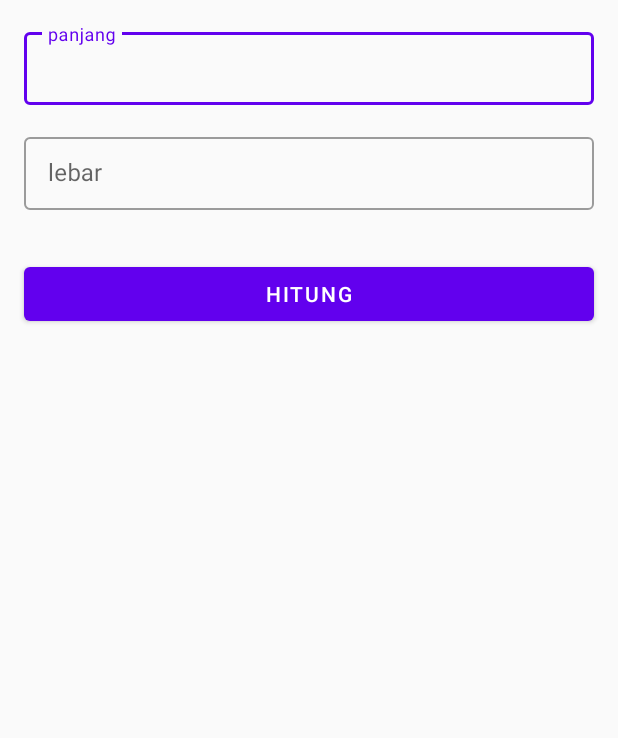
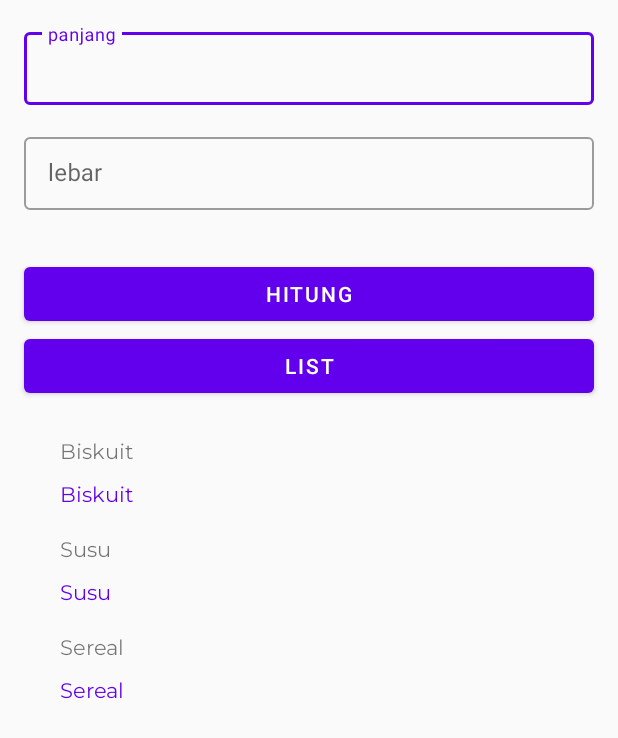
Before and after one commit to sadewa25/Meetup_AndroidKotlin, an Android app: the DashboardActivity screen opened directly, with no data from a screen before it, on a phone screen of 412 x 824 dp. Shown: the top 738 px of the screen. Run offline under Robolectric (Android 15) with nearby library versions, the phone set to English and light mode, and no system bars.

Commit message:
+ DashboardActivity.kt + Simple RecyclerView

```diff
--- a/app/src/main/AndroidManifest.xml
+++ b/app/src/main/AndroidManifest.xml
@@ -9,7 +9,9 @@
         android:roundIcon="@mipmap/ic_launcher_round"
         android:supportsRtl="true"
         android:theme="@style/AppTheme">
-        <activity android:name=".DashboardActivity"/>
+        <activity android:name=".ListAct">
+        </activity>
+        <activity android:name=".DashboardActivity" />
         <activity android:name=".MainActivity">
             <intent-filter>
                 <action android:name="android.intent.action.MAIN" />
--- a/app/src/main/java/com/flashcom/meetup3/DashboardActivity.kt
+++ b/app/src/main/java/com/flashcom/meetup3/DashboardActivity.kt
@@ -1,20 +1,41 @@
 package com.flashcom.meetup3
 
-import androidx.appcompat.app.AppCompatActivity
+import android.content.Intent
 import android.os.Bundle
+import android.view.DragEvent
 import android.view.View
 import android.widget.Toast
+import androidx.appcompat.app.AppCompatActivity
+import androidx.recyclerview.widget.GridLayoutManager
+import androidx.recyclerview.widget.LinearLayoutManager
 import kotlinx.android.synthetic.main.activity_dashboard.*
 
 class DashboardActivity : AppCompatActivity() {
+    //, View.OnClickListener {
+
     override fun onCreate(savedInstanceState: Bundle?) {
         super.onCreate(savedInstanceState)
         setContentView(R.layout.activity_dashboard)
+
+        setupRvAdapter()
+        btn_list.setOnClickListener { startActivity(Intent(this, ListAct::class.java)) }
+        //btn_list.setOnClickListener(this)
+    }
+
+    private fun setupRvAdapter() {
+        val myDataItem = arrayListOf("Biskuit", "Susu", "Sereal")
+        //rv_dashboard.layoutManager = GridLayoutManager(this,2)
+        rv_dashboard.layoutManager = LinearLayoutManager(this)
+        rv_dashboard.adapter = RvAdapterDashboard(myDataItem)
     }
 
     fun calculate(view: View) {
-
-        val result = ed_db_panjang.text.toString().toDouble() * ed_db_lebar.text.toString().toDouble()
+        val result =
+            ed_db_panjang.text.toString().toDouble() * ed_db_lebar.text.toString().toDouble()
         Toast.makeText(this, "$result", Toast.LENGTH_SHORT).show()
     }
+
+    /*override fun onClick(p0: View?) {
+        startActivity(Intent(this, ListAct::class.java))
+    }*/
 }
--- /dev/null
+++ b/app/src/main/java/com/flashcom/meetup3/RvAdapterDashboard.kt
@@ -0,0 +1,45 @@
+package com.flashcom.meetup3
+
+import android.view.LayoutInflater
+import android.view.View
+import android.view.ViewGroup
+import android.widget.TextView
+import androidx.recyclerview.widget.RecyclerView
+
+class RvAdapterDashboard(private val myDataset: ArrayList<String>) :
+    RecyclerView.Adapter<RvAdapterDashboard.MyViewHolder>() {
+
+    // Create new views (invoked by the layout manager)
+    override fun onCreateViewHolder(parent: ViewGroup, viewType: Int): MyViewHolder {
+        // create a new view
+        val view = LayoutInflater.from(parent.context)
+            .inflate(R.layout.item_dashboard, parent, false)
+        // set the view's size, margins, paddings and layout parameters
+        return MyViewHolder(view)
+    }
+
+    // Replace the contents of a view (invoked by the layout manager)
+    override fun onBindViewHolder(holder: MyViewHolder, position: Int) {
+        holder.bindData(myDataset[position])
+    }
+
+    // Return the size of your dataset (invoked by the layout manager)
+    override fun getItemCount() = myDataset.size
+
+    // Provide a reference to the views for each data item
+    // Complex data items may need more than one view per item, and
+    // you provide access to all the views for a data item in a view holder.
+    // Each data item is just a string in this case that is shown in a TextView.
+    class MyViewHolder(itemView: View) : RecyclerView.ViewHolder(itemView){
+        //Connecting the variable to layout item
+        val itemText = itemView.findViewById<TextView>(R.id.tv_item_dashboard)
+        val itemContent = itemView.findViewById<TextView>(R.id.tv_item_content)
+        fun bindData(data: String){
+            // - get element from your dataset at this position
+            // - replace the contents of the view with that element
+            itemText.text = data
+            itemContent.text = data
+        }
+    }
+
+}
--- a/app/src/main/res/layout/activity_dashboard.xml
+++ b/app/src/main/res/layout/activity_dashboard.xml
@@ -16,13 +16,12 @@
         app:layout_constraintStart_toStartOf="parent"
         app:layout_constraintTop_toTopOf="parent">
 
-
-    <com.google.android.material.textfield.TextInputEditText
-        android:id="@+id/ed_db_panjang"
-        android:inputType="numberDecimal"
-        android:layout_width="match_parent"
-        android:layout_height="wrap_content"
-        android:hint="@string/panjang" />
+        <com.google.android.material.textfield.TextInputEditText
+            android:id="@+id/ed_db_panjang"
+            android:layout_width="match_parent"
+            android:layout_height="wrap_content"
+            android:hint="@string/panjang"
+            android:inputType="numberDecimal" />
 
     </com.google.android.material.textfield.TextInputLayout>
 
@@ -34,26 +33,49 @@
         android:layout_marginTop="@dimen/margin_default"
         app:layout_constraintEnd_toEndOf="parent"
         app:layout_constraintStart_toStartOf="parent"
-        app:layout_constraintTop_toBottomOf="@+id/ti_db_panjang" >
+        app:layout_constraintTop_toBottomOf="@+id/ti_db_panjang">
 
         <com.google.android.material.textfield.TextInputEditText
             android:id="@+id/ed_db_lebar"
-            android:inputType="numberDecimal"
             android:layout_width="match_parent"
             android:layout_height="wrap_content"
-            android:hint="@string/lebar" />
+            android:hint="@string/lebar"
+            android:inputType="numberDecimal" />
 
     </com.google.android.material.textfield.TextInputLayout>
 
     <com.google.android.material.button.MaterialButton
+        android:id="@+id/btn_dashboard"
         android:layout_width="match_parent"
         android:layout_height="wrap_content"
+        android:layout_marginHorizontal="@dimen/margin_default"
         android:layout_marginTop="@dimen/margin_big"
-        android:layout_marginHorizontal="@dimen/margin_default"
         android:onClick="calculate"
         android:text="Hitung"
+        app:layout_constraintEnd_toEndOf="parent"
         app:layout_constraintStart_toStartOf="parent"
-        app:layout_constraintEnd_toEndOf="parent"
         app:layout_constraintTop_toBottomOf="@+id/ti_db_lebar" />
 
+    <androidx.recyclerview.widget.RecyclerView
+        android:id="@+id/rv_dashboard"
+        android:layout_width="0dp"
+        android:layout_height="0dp"
+        android:layout_marginHorizontal="@dimen/margin_default"
+        android:layout_marginTop="@dimen/margin_default"
+        app:layout_constraintBottom_toBottomOf="parent"
+        app:layout_constraintEnd_toEndOf="parent"
+        app:layout_constraintStart_toStartOf="parent"
+        app:layout_constraintTop_toBottomOf="@+id/btn_list"
+        tools:listitem="@layout/item_dashboard" />
+
+    <com.google.android.material.button.MaterialButton
+        android:id="@+id/btn_list"
+        android:layout_width="match_parent"
+        android:layout_height="wrap_content"
+        android:layout_marginHorizontal="@dimen/margin_default"
+        android:text="@string/List"
+        app:layout_constraintEnd_toEndOf="parent"
+        app:layout_constraintStart_toStartOf="parent"
+        app:layout_constraintTop_toBottomOf="@+id/btn_dashboard" />
+
 </androidx.constraintlayout.widget.ConstraintLayout>
--- /dev/null
+++ b/app/src/main/res/layout/item_dashboard.xml
@@ -0,0 +1,34 @@
+<?xml version="1.0" encoding="utf-8"?>
+<androidx.constraintlayout.widget.ConstraintLayout xmlns:android="http://schemas.android.com/apk/res/android"
+    xmlns:app="http://schemas.android.com/apk/res-auto"
+    xmlns:tools="http://schemas.android.com/tools"
+    android:layout_width="match_parent"
+    android:layout_height="wrap_content"
+    android:layout_margin="@dimen/margin_small">
+
+    <TextView
+        android:id="@+id/tv_item_dashboard"
+        style="@style/TextViewGeneral"
+        android:layout_width="0dp"
+        android:layout_height="wrap_content"
+        app:layout_constraintEnd_toEndOf="parent"
+        app:layout_constraintStart_toStartOf="parent"
+        app:layout_constraintTop_toTopOf="parent"
+        tools:text="Login" />
+
+    <TextView
+        android:id="@+id/tv_item_content"
+        style="@style/TextViewGeneral"
+        android:layout_width="0dp"
+        android:layout_height="wrap_content"
+        android:textColor="@color/colorPrimary"
+        android:layout_marginTop="@dimen/margin_small"
+        app:layout_constraintBottom_toBottomOf="parent"
+        app:layout_constraintEnd_toEndOf="parent"
+        app:layout_constraintStart_toStartOf="parent"
+        app:layout_constraintTop_toBottomOf="@+id/tv_item_dashboard"
+        tools:text="Login" />
+
+
+
+</androidx.constraintlayout.widget.ConstraintLayout>
--- a/app/src/main/res/values/strings.xml
+++ b/app/src/main/res/values/strings.xml
@@ -5,4 +5,5 @@
     <string name="login">login</string>
     <string name="lebar">lebar</string>
     <string name="panjang">panjang</string>
+    <string name="List">list</string>
 </resources>
```
Also changed, not shown: app/src/main/java/com/flashcom/meetup3/ListAct.kt (added, +21 -0 lines), app/src/main/java/com/flashcom/meetup3/RVList.kt (added, +32 -0 lines), app/src/main/res/layout/activity_list.xml (added, +19 -0 lines), app/src/main/res/layout/item_list.xml (added, +20 -0 lines).
